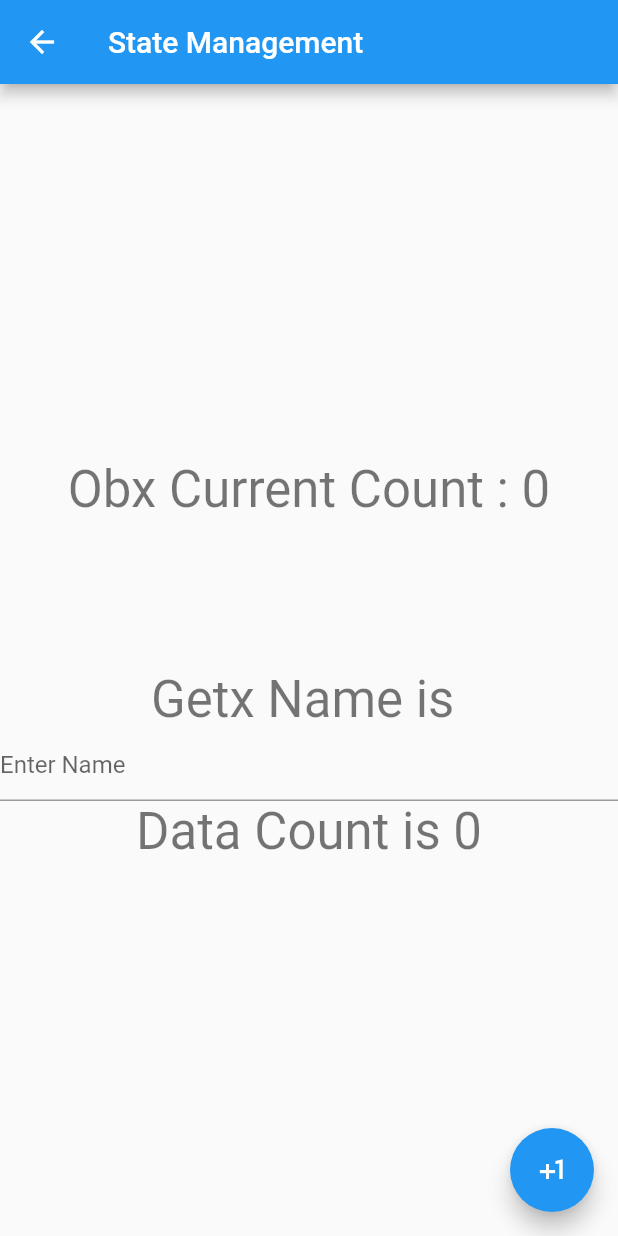
After one commit to narimetisaigopi/getx_flutter_application_in_telugu, a Flutter app: the screen it shows after launch, after a tap on "Getx Reactive State management (ObX/GetX", on a phone screen of 412 x 824 dp. The commit adds this screen. Run offline on Flutter 3.47's test engine with Material 2 defaults, Android fonts, the phone set to English and light mode, and no system bars; our stand-ins replace get; network calls fail.

Commit message:
added statemanamgement

```diff
--- a/lib/home_screen.dart
+++ b/lib/home_screen.dart
@@ -2,7 +2,10 @@ import 'package:flutter/material.dart';
 import 'package:flutter_application_1/form_validation_screen.dart';
 import 'package:flutter_application_1/get_utils_screen.dart';
 import 'package:flutter_application_1/navigation_screen.dart';
+import 'package:flutter_application_1/state_management/my_posts_list_screen.dart';
 import 'package:get/get.dart';
+
+import 'state_management/state_manage_screen.dart';
 
 class HomeScreen extends StatefulWidget {
   static const String routeName = "/";
@@ -63,6 +66,23 @@ class _HomeScreenState extends State<HomeScreen> {
                     print(data ?? "No data");
                   },
                   child: const Text("Getx Navigation")),
+            ),
+            SizedBox(
+              width: Get.width,
+              child: ElevatedButton(
+                  onPressed: () async {
+                    Get.to(StateManageScreen());
+                  },
+                  child:
+                      const Text("Getx Reactive State management (ObX/GetX)")),
+            ),
+            SizedBox(
+              width: Get.width,
+              child: ElevatedButton(
+                  onPressed: () async {
+                    Get.to(MyPostsListScreen());
+                  },
+                  child: const Text("Getx State GetBuilder")),
             )
           ],
         ),
--- /dev/null
+++ b/lib/models/data_model.dart
@@ -0,0 +1,24 @@
+class DataModel {
+  int? userId;
+  int? id;
+  String? title;
+  String? body;
+
+  DataModel({this.userId, this.id, this.title, this.body});
+
+  DataModel.fromJson(Map<String, dynamic> json) {
+    userId = json['userId'];
+    id = json['id'];
+    title = json['title'];
+    body = json['body'];
+  }
+
+  Map<String, dynamic> toJson() {
+    final Map<String, dynamic> data = new Map<String, dynamic>();
+    data['userId'] = this.userId;
+    data['id'] = this.id;
+    data['title'] = this.title;
+    data['body'] = this.body;
+    return data;
+  }
+}
--- /dev/null
+++ b/lib/state_management/controllers/data_controller.dart
@@ -0,0 +1,10 @@
+import 'package:get/get.dart';
+import 'package:get/get_state_manager/get_state_manager.dart';
+
+class DataController extends GetxController {
+  var count = 0.obs;
+  RxString name = "".obs;
+  var age = RxInt(18);
+
+  increment() => count++;
+}
--- /dev/null
+++ b/lib/state_management/controllers/getx_data_controller.dart
@@ -0,0 +1,5 @@
+import 'package:get/state_manager.dart';
+
+class GetxDataController extends GetxController {
+  RxString name = "".obs;
+}
--- /dev/null
+++ b/lib/state_management/controllers/network_data_controller.dart
@@ -0,0 +1,40 @@
+import 'dart:convert';
+
+import 'package:flutter_application_1/models/data_model.dart';
+import 'package:get/get_state_manager/get_state_manager.dart';
+
+import 'package:http/http.dart' as client;
+
+class NetworkDataController extends GetxController {
+  List<DataModel> dataList = [];
+  bool isLoading = false;
+
+  @override
+  void onInit() async {
+    super.onInit();
+    getData();
+  }
+
+  @override
+  void onReady() async {
+    super.onReady();
+  }
+
+  @override
+  onClose() {
+    super.onInit();
+  }
+
+  getData() async {
+    isLoading = true;
+    update();
+    client.Response data = await client
+        .get(Uri.parse("https://jsonplaceholder.typicode.com/posts"));
+
+    dataList = (jsonDecode(data.body) as List)
+        .map((e) => DataModel.fromJson(e))
+        .toList();
+    isLoading = false;
+    update();
+  }
+}
--- /dev/null
+++ b/lib/state_management/state_manage_screen.dart
@@ -0,0 +1,65 @@
+import 'package:flutter/material.dart';
+import 'package:flutter/src/widgets/container.dart';
+import 'package:flutter/src/widgets/framework.dart';
+import 'package:flutter_application_1/state_management/controllers/data_controller.dart';
+import 'package:flutter_application_1/state_management/controllers/getx_data_controller.dart';
+import 'package:flutter_application_1/state_management/controllers/network_data_controller.dart';
+import 'package:get/get.dart';
+import 'package:get/get_state_manager/get_state_manager.dart';
+
+class StateManageScreen extends StatefulWidget {
+  const StateManageScreen({super.key});
+
+  @override
+  State<StateManageScreen> createState() => _StateManageScreenState();
+}
+
+class _StateManageScreenState extends State<StateManageScreen> {
+  DataController dataController = Get.put(DataController());
+  @override
+  Widget build(BuildContext context) {
+    return Scaffold(
+      appBar: AppBar(
+        title: const Text("State Management"),
+      ),
+      body: Column(
+        mainAxisAlignment: MainAxisAlignment.center,
+        children: [
+          Obx(() => Text(
+                "Obx Current Count : ${dataController.count}",
+                style: Theme.of(context).textTheme.headline4,
+              )),
+          SizedBox(
+            height: 100,
+          ),
+          GetX(
+              init: GetxDataController(),
+              builder: (controller) => Column(
+                    children: [
+                      Text(
+                        "Getx Name is ${controller.name}",
+                        style: Theme.of(context).textTheme.headline4,
+                      ),
+                      TextField(
+                        decoration: InputDecoration(hintText: "Enter Name"),
+                        onChanged: (str) {
+                          controller.name.value = str;
+                        },
+                      ),
+                    ],
+                  )),
+          Text(
+            "Data Count is ${Get.put(NetworkDataController()).dataList.length}",
+            style: Theme.of(context).textTheme.headline4,
+          ),
+        ],
+      ),
+      floatingActionButton: FloatingActionButton(
+        onPressed: () {
+          dataController.increment();
+        },
+        child: const Icon(Icons.plus_one),
+      ),
+    );
+  }
+}
--- a/pubspec.yaml
+++ b/pubspec.yaml
@@ -37,6 +37,7 @@ dependencies:
   # Use with the CupertinoIcons class for iOS style icons.
   cupertino_icons: ^1.0.2
   get: ^4.6.5
+  http:
 
 
 dev_dependencies:
```
Also changed, not shown: lib/state_management/my_posts_list_screen.dart (added, +42 -0 lines), pubspec.lock.
